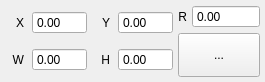
Above: src/widgets/panels/transform-panel.ui from flux3dp/swiftray before the change. Below: the same form after it.
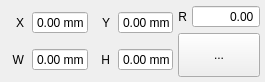
That is the form after the change. Icons and pictures are not drawn. Custom widgets are drawn as their Qt base class.

Commit message: Use right align in spinbox

```diff
--- a/src/widgets/panels/transform-panel.ui
+++ b/src/widgets/panels/transform-panel.ui
@@ -60,11 +60,14 @@
            <verstretch>0</verstretch>
           </sizepolicy>
          </property>
+         <property name="alignment">
+          <set>Qt::AlignRight|Qt::AlignTrailing|Qt::AlignVCenter</set>
+         </property>
          <property name="buttonSymbols">
           <enum>QAbstractSpinBox::NoButtons</enum>
          </property>
          <property name="suffix">
-          <string/>
+          <string> mm</string>
          </property>
          <property name="minimum">
           <double>0.000000000000000</double>
@@ -102,9 +105,18 @@
            <verstretch>0</verstretch>
           </sizepolicy>
          </property>
+         <property name="layoutDirection">
+          <enum>Qt::LeftToRight</enum>
+         </property>
+         <property name="alignment">
+          <set>Qt::AlignRight|Qt::AlignTrailing|Qt::AlignVCenter</set>
+         </property>
          <property name="buttonSymbols">
           <enum>QAbstractSpinBox::NoButtons</enum>
          </property>
+         <property name="suffix">
+          <string> mm</string>
+         </property>
          <property name="minimum">
           <double>0.000000000000000</double>
          </property>
@@ -148,11 +160,14 @@
            <verstretch>0</verstretch>
           </sizepolicy>
          </property>
+         <property name="alignment">
+          <set>Qt::AlignRight|Qt::AlignTrailing|Qt::AlignVCenter</set>
+         </property>
          <property name="buttonSymbols">
           <enum>QAbstractSpinBox::NoButtons</enum>
          </property>
          <property name="suffix">
-          <string/>
+          <string> mm</string>
          </property>
          <property name="minimum">
           <double>0.000000000000000</double>
@@ -190,9 +205,15 @@
            <verstretch>0</verstretch>
           </sizepolicy>
          </property>
+         <property name="alignment">
+          <set>Qt::AlignRight|Qt::AlignTrailing|Qt::AlignVCenter</set>
+         </property>
          <property name="buttonSymbols">
           <enum>QAbstractSpinBox::NoButtons</enum>
          </property>
+         <property name="suffix">
+          <string> mm</string>
+         </property>
          <property name="minimum">
           <double>0.000000000000000</double>
          </property>
@@ -239,6 +260,9 @@
            <verstretch>0</verstretch>
           </sizepolicy>
          </property>
+         <property name="alignment">
+          <set>Qt::AlignRight|Qt::AlignTrailing|Qt::AlignVCenter</set>
+         </property>
          <property name="buttonSymbols">
           <enum>QAbstractSpinBox::NoButtons</enum>
          </property>
```
The commit also changes 5 other files.
